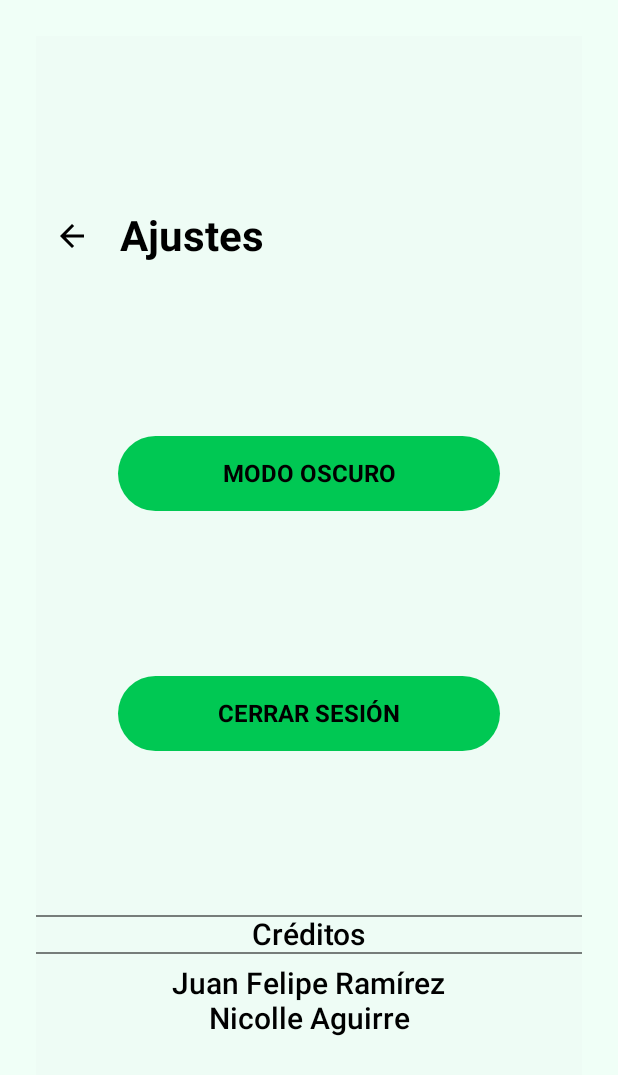
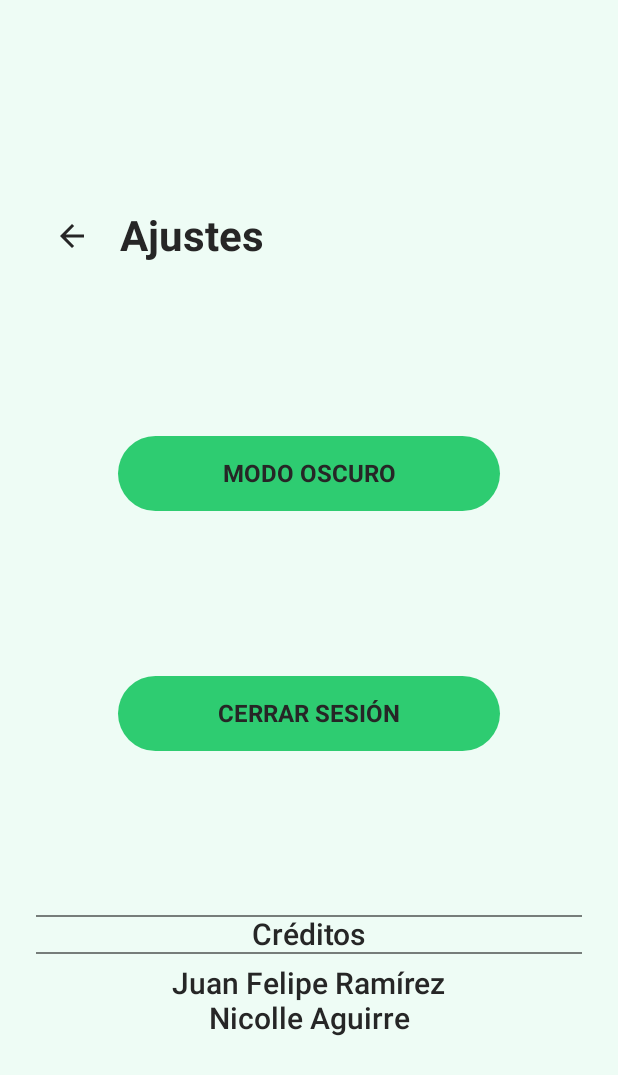
Before and after one commit to JuanfeP2004/AppNativa, an Android app built with Jetpack Compose: the SettingsScreen screen opened through its navigation route, on a phone screen of 412 x 824 dp. Shown: the top 1075 px of the screen. Run offline under Robolectric (Android 15) with nearby library versions, the phone set to English and light mode, and no system bars.

Commit message:
Se agregaron los colores del modo oscuro

```diff
--- a/app/src/main/java/com/xacarana/milistademercado/screens/Register.kt
+++ b/app/src/main/java/com/xacarana/milistademercado/screens/Register.kt
@@ -32,7 +32,7 @@ fun Register(navController: NavController, authenticator: Auth, Theme: ThemeView
     Surface(
         modifier = Modifier
             .fillMaxSize()
-            .background(BackgroundLight)
+            .background(MaterialTheme.colorScheme.background)
     ) {
         Column(
             modifier = ScreenPadding
@@ -53,13 +53,13 @@ fun Register(navController: NavController, authenticator: Auth, Theme: ThemeView
             Text(
                 text = "LISTA DIGITAL",
                 style = MaterialTheme.typography.headlineLarge,
-                color = GreenPrimary
+                color = MaterialTheme.colorScheme.onSurface
             )
 
             Text(
                 text = "¡Bienvenido!",
                 style = MaterialTheme.typography.bodyLarge,
-                color = TextColor
+                color = MaterialTheme.colorScheme.onSurface
             )
 
             OutlinedTextField(
@@ -74,21 +74,21 @@ fun Register(navController: NavController, authenticator: Auth, Theme: ThemeView
             OutlinedTextField(
                 value = email,
                 onValueChange = { email = it },
-                label = { Text("Ingresa tu correo:", style = MaterialTheme.typography.labelLarge) },
+                label = { Text("Ingresa tu correo:", style = MaterialTheme.typography.labelLarge, color = MaterialTheme.colorScheme.onSurface) },
                 singleLine = true,
                 keyboardOptions = KeyboardOptions(keyboardType = KeyboardType.Email),
-                modifier = Modifier.fillMaxWidth(),
+                modifier = Modifier.fillMaxWidth().background(MaterialTheme.colorScheme.background),
                 shape = RoundedCornerShape(12.dp)
             )
 
             OutlinedTextField(
                 value = password,
                 onValueChange = { password = it },
-                label = { Text("Ingresa tu contraseña:", style = MaterialTheme.typography.labelLarge) },
+                label = { Text("Ingresa tu contraseña:", style = MaterialTheme.typography.labelLarge, color = MaterialTheme.colorScheme.onSurface) },
                 singleLine = true,
                 visualTransformation = PasswordVisualTransformation(),
                 keyboardOptions = KeyboardOptions(keyboardType = KeyboardType.Password),
-                modifier = Modifier.fillMaxWidth(),
+                modifier = Modifier.fillMaxWidth().background(MaterialTheme.colorScheme.background),
                 shape = RoundedCornerShape(12.dp)
             )
 
@@ -114,10 +114,10 @@ fun Register(navController: NavController, authenticator: Auth, Theme: ThemeView
                 modifier = Modifier
                     .fillMaxWidth()
                     .height(50.dp),
-                colors = ButtonDefaults.buttonColors(containerColor = GreenPrimary),
+                colors = ButtonDefaults.buttonColors(containerColor = MaterialTheme.colorScheme.primary),
                 shape = RoundedCornerShape(50)
             ) {
-                Text("REGISTRARSE", color = Color.White, style = MaterialTheme.typography.labelLarge)
+                Text("REGISTRARSE", color = MaterialTheme.colorScheme.onSurface, style = MaterialTheme.typography.labelLarge)
             }
 
             Button(
@@ -125,10 +125,10 @@ fun Register(navController: NavController, authenticator: Auth, Theme: ThemeView
                 modifier = Modifier
                     .fillMaxWidth()
                     .height(50.dp),
-                colors = ButtonDefaults.buttonColors(containerColor = GreenSecondary),
+                colors = ButtonDefaults.buttonColors(containerColor = MaterialTheme.colorScheme.primary),
                 shape = RoundedCornerShape(50)
             ) {
-                Text("YA TENGO UN USUARIO", color = TextColor, style = MaterialTheme.typography.labelLarge)
+                Text("YA TENGO UN USUARIO", color = MaterialTheme.colorScheme.onSurface, style = MaterialTheme.typography.labelLarge)
             }
         }
     }
--- a/app/src/main/java/com/xacarana/milistademercado/screens/Settings.kt
+++ b/app/src/main/java/com/xacarana/milistademercado/screens/Settings.kt
@@ -29,9 +29,8 @@ fun SettingsScreen(navController: NavController, user: User, authenticator: Auth
     Surface(
         modifier = Modifier
             .fillMaxSize()
-            .background(backgroundColor)
+            .background(MaterialTheme.colorScheme.background)
             .padding(24.dp),
-        color = MaterialTheme.colorScheme.background
     ) {
         Column(
             horizontalAlignment = Alignment.CenterHorizontally,
@@ -47,7 +46,7 @@ fun SettingsScreen(navController: NavController, user: User, authenticator: Auth
                     Icon(
                         imageVector = Icons.Default.ArrowBack,
                         contentDescription = "Regresar",
-                        tint = textColor
+                        tint = MaterialTheme.colorScheme.onSurface
                     )
                 }
                 Spacer(modifier = Modifier.width(8.dp))
@@ -55,14 +54,14 @@ fun SettingsScreen(navController: NavController, user: User, authenticator: Auth
                     text = "Ajustes",
                     fontSize = 28.sp,
                     fontWeight = FontWeight.Bold,
-                    color = textColor
+                    color = MaterialTheme.colorScheme.onSurface
                 )
             }
 
             // Botón modo oscuro
             Button(
                 onClick = { Theme.toggleTheme() },
-                colors = ButtonDefaults.buttonColors(containerColor = buttonColor),
+                colors = ButtonDefaults.buttonColors(containerColor = MaterialTheme.colorScheme.primary),
                 shape = RoundedCornerShape(50),
                 modifier = Modifier
                     .fillMaxWidth(0.7f)
@@ -71,7 +70,7 @@ fun SettingsScreen(navController: NavController, user: User, authenticator: Auth
                 Text(
                     text = "MODO OSCURO",
                     fontSize = 16.sp,
-                    color = Color.Black,
+                    color = MaterialTheme.colorScheme.onSurface,
                     fontWeight = FontWeight.Bold
                 )
             }
@@ -85,7 +84,7 @@ fun SettingsScreen(navController: NavController, user: User, authenticator: Auth
                         }
                     }
                 },
-                colors = ButtonDefaults.buttonColors(containerColor = buttonColor),
+                colors = ButtonDefaults.buttonColors(containerColor = MaterialTheme.colorScheme.primary),
                 shape = RoundedCornerShape(50),
                 modifier = Modifier
                     .fillMaxWidth(0.7f)
@@ -94,7 +93,7 @@ fun SettingsScreen(navController: NavController, user: User, authenticator: Auth
                 Text(
                     text = "CERRAR SESIÓN",
                     fontSize = 16.sp,
-                    color = Color.Black,
+                    color = MaterialTheme.colorScheme.onSurface,
                     fontWeight = FontWeight.Bold
                 )
             }
@@ -106,7 +105,7 @@ fun SettingsScreen(navController: NavController, user: User, authenticator: Auth
                     text = "Créditos",
                     fontSize = 20.sp,
                     fontWeight = FontWeight.Medium,
-                    color = textColor
+                    color = MaterialTheme.colorScheme.onSurface
                 )
                 Divider(color = textColor.copy(alpha = 0.5f), thickness = 1.dp)
                 Spacer(modifier = Modifier.height(8.dp))
@@ -114,13 +113,13 @@ fun SettingsScreen(navController: NavController, user: User, authenticator: Auth
                     text = "Juan Felipe Ramírez",
                     fontSize = 20.sp,
                     fontWeight = FontWeight.SemiBold,
-                    color = textColor
+                    color = MaterialTheme.colorScheme.onSurface
                 )
                 Text(
                     text = "Nicolle Aguirre",
                     fontSize = 20.sp,
                     fontWeight = FontWeight.SemiBold,
-                    color = textColor
+                    color = MaterialTheme.colorScheme.onSurface
                 )
             }
         }
```
Also changed, not shown: app/src/main/java/com/xacarana/milistademercado/screens/CreateList.kt (+55 -19 lines), app/src/main/java/com/xacarana/milistademercado/screens/CreateProduct.kt (+24 -14 lines), app/src/main/java/com/xacarana/milistademercado/screens/Login.kt (+11 -11 lines), app/src/main/java/com/xacarana/milistademercado/screens/Menu.kt (+14 -14 lines), app/src/main/java/com/xacarana/milistademercado/screens/ViewList.kt (+24 -15 lines).
